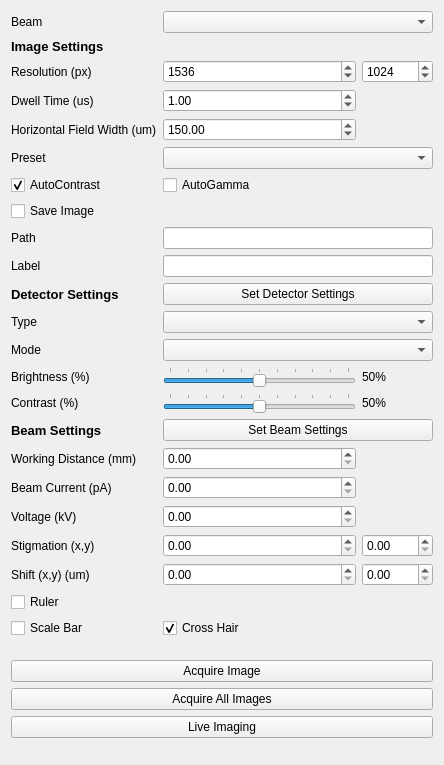
DeMarcoLab/fibsem, file fibsem/ui/qtdesigner_files/ImageSettingsWidget.ui: the form before one commit.
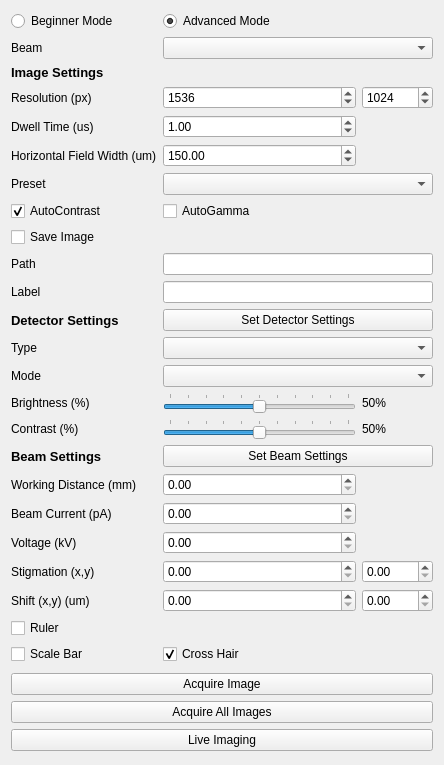
The form after the commit.

Commit message: img widget

```diff
--- a/fibsem/ui/qtdesigner_files/ImageSettingsWidget.ui
+++ b/fibsem/ui/qtdesigner_files/ImageSettingsWidget.ui
@@ -14,288 +14,86 @@
    <string>Form</string>
   </property>
   <layout class="QGridLayout" name="gridLayout">
-   <item row="22" column="2">
-    <widget class="QDoubleSpinBox" name="shift_y">
-     <property name="maximum">
-      <double>1000.000000000000000</double>
-     </property>
-    </widget>
-   </item>
-   <item row="17" column="1" colspan="2">
-    <widget class="QPushButton" name="button_set_beam_settings">
-     <property name="text">
-      <string>Set Beam Settings</string>
-     </property>
-    </widget>
-   </item>
-   <item row="21" column="1">
-    <widget class="QDoubleSpinBox" name="stigmation_x">
-     <property name="maximum">
-      <double>1000.000000000000000</double>
-     </property>
-    </widget>
-   </item>
-   <item row="13" column="0">
-    <widget class="QLabel" name="label_2">
-     <property name="text">
-      <string>Type</string>
-     </property>
-    </widget>
-   </item>
-   <item row="2" column="0">
-    <widget class="QLabel" name="label_title">
-     <property name="font">
-      <font>
-       <pointsize>10</pointsize>
-       <weight>75</weight>
-       <bold>true</bold>
-      </font>
-     </property>
-     <property name="text">
-      <string>Image Settings</string>
-     </property>
-    </widget>
-   </item>
-   <item row="23" column="1" colspan="2">
-    <widget class="QLabel" name="ion_ruler_label">
-     <property name="text">
-      <string/>
-     </property>
-    </widget>
-   </item>
-   <item row="9" column="0">
-    <widget class="QCheckBox" name="checkBox_image_save_image">
-     <property name="text">
-      <string>Save Image</string>
-     </property>
-    </widget>
-   </item>
-   <item row="19" column="1">
-    <widget class="QDoubleSpinBox" name="beam_current">
-     <property name="maximum">
-      <double>1000.000000000000000</double>
-     </property>
-    </widget>
-   </item>
-   <item row="20" column="0">
-    <widget class="QLabel" name="label_10">
-     <property name="text">
-      <string>Voltage (kV)</string>
-     </property>
-    </widget>
-   </item>
-   <item row="18" column="0">
-    <widget class="QLabel" name="label_7">
-     <property name="text">
-      <string>Working Distance (mm)</string>
-     </property>
-    </widget>
-   </item>
-   <item row="12" column="0">
-    <widget class="QLabel" name="label">
-     <property name="font">
-      <font>
-       <pointsize>10</pointsize>
-       <weight>75</weight>
-       <bold>true</bold>
-      </font>
-     </property>
-     <property name="text">
-      <string>Detector Settings</string>
-     </property>
-    </widget>
-   </item>
-   <item row="10" column="0">
-    <widget class="QLabel" name="label_image_save_path">
-     <property name="text">
-      <string>Path</string>
-     </property>
-    </widget>
-   </item>
-   <item row="4" column="1">
-    <widget class="QSpinBox" name="spinBox_resolution_x">
-     <property name="minimum">
-      <number>1</number>
-     </property>
-     <property name="maximum">
-      <number>999999999</number>
-     </property>
-     <property name="value">
-      <number>1536</number>
-     </property>
-    </widget>
-   </item>
-   <item row="16" column="2">
-    <widget class="QLabel" name="detector_contrast_label">
-     <property name="text">
-      <string>50%</string>
-     </property>
-    </widget>
-   </item>
-   <item row="21" column="2">
-    <widget class="QDoubleSpinBox" name="stigmation_y">
-     <property name="maximum">
-      <double>1000.000000000000000</double>
-     </property>
-    </widget>
-   </item>
-   <item row="5" column="1">
-    <widget class="QDoubleSpinBox" name="doubleSpinBox_image_dwell_time">
-     <property name="maximum">
-      <double>10000000000000.000000000000000</double>
-     </property>
-     <property name="singleStep">
-      <double>0.010000000000000</double>
-     </property>
-     <property name="value">
-      <double>1.000000000000000</double>
-     </property>
-    </widget>
-   </item>
-   <item row="15" column="2">
-    <widget class="QLabel" name="detector_brightness_label">
-     <property name="text">
-      <string>50%</string>
-     </property>
-    </widget>
-   </item>
-   <item row="29" column="0" colspan="3">
-    <spacer name="verticalSpacer">
-     <property name="orientation">
-      <enum>Qt::Vertical</enum>
-     </property>
-     <property name="sizeHint" stdset="0">
-      <size>
-       <width>20</width>
-       <height>40</height>
-      </size>
-     </property>
-    </spacer>
-   </item>
-   <item row="12" column="1" colspan="2">
-    <widget class="QPushButton" name="set_detector_button">
-     <property name="text">
-      <string>Set Detector Settings</string>
-     </property>
-    </widget>
-   </item>
-   <item row="10" column="1" colspan="2">
-    <widget class="QLineEdit" name="lineEdit_image_path"/>
-   </item>
-   <item row="17" column="0">
-    <widget class="QLabel" name="label_6">
-     <property name="font">
-      <font>
-       <pointsize>10</pointsize>
-       <weight>75</weight>
-       <bold>true</bold>
-      </font>
-     </property>
-     <property name="text">
-      <string>Beam Settings</string>
-     </property>
-    </widget>
-   </item>
-   <item row="26" column="0" colspan="3">
-    <widget class="QPushButton" name="pushButton_take_image">
-     <property name="text">
-      <string>Acquire Image</string>
-     </property>
-    </widget>
-   </item>
-   <item row="14" column="0">
-    <widget class="QLabel" name="label_3">
-     <property name="text">
-      <string>Mode</string>
-     </property>
-    </widget>
-   </item>
-   <item row="4" column="0">
-    <widget class="QLabel" name="label_image_resolution">
-     <property name="text">
-      <string>Resolution (px)</string>
-     </property>
-    </widget>
-   </item>
-   <item row="22" column="0">
-    <widget class="QLabel" name="label_12">
-     <property name="text">
-      <string>Shift (x,y) (um)</string>
-     </property>
-    </widget>
-   </item>
-   <item row="24" column="0">
-    <widget class="QCheckBox" name="scalebar_checkbox">
-     <property name="text">
-      <string>Scale Bar</string>
-     </property>
-    </widget>
-   </item>
-   <item row="21" column="0">
-    <widget class="QLabel" name="label_11">
-     <property name="text">
-      <string>Stigmation (x,y)</string>
-     </property>
-    </widget>
-   </item>
-   <item row="5" column="0">
-    <widget class="QLabel" name="label_image_dwell_time">
-     <property name="text">
-      <string>Dwell Time (us)</string>
-     </property>
-    </widget>
-   </item>
-   <item row="1" column="0">
-    <widget class="QLabel" name="label_8">
-     <property name="text">
-      <string>Beam</string>
-     </property>
-    </widget>
-   </item>
-   <item row="15" column="0">
+   <item row="16" column="0">
     <widget class="QLabel" name="label_4">
      <property name="text">
       <string>Brightness (%)</string>
      </property>
     </widget>
    </item>
-   <item row="6" column="0">
-    <widget class="QLabel" name="label_image_hfw">
-     <property name="text">
-      <string>Horizontal Field Width (um)</string>
+   <item row="23" column="1">
+    <widget class="QDoubleSpinBox" name="shift_x">
+     <property name="maximum">
+      <double>1000.000000000000000</double>
      </property>
     </widget>
    </item>
-   <item row="25" column="0" colspan="3">
-    <spacer name="verticalSpacer_2">
+   <item row="5" column="1">
+    <widget class="QSpinBox" name="spinBox_resolution_x">
+     <property name="minimum">
+      <number>1</number>
+     </property>
+     <property name="maximum">
+      <number>999999999</number>
+     </property>
+     <property name="value">
+      <number>1536</number>
+     </property>
+    </widget>
+   </item>
+   <item row="17" column="1">
+    <widget class="QSlider" name="detector_contrast_slider">
+     <property name="maximum">
+      <number>100</number>
+     </property>
+     <property name="sliderPosition">
+      <number>50</number>
+     </property>
      <property name="orientation">
-      <enum>Qt::Vertical</enum>
+      <enum>Qt::Horizontal</enum>
      </property>
-     <property name="sizeHint" stdset="0">
-      <size>
-       <width>20</width>
-       <height>40</height>
-      </size>
+     <property name="tickPosition">
+      <enum>QSlider::TicksAbove</enum>
      </property>
-    </spacer>
-   </item>
-   <item row="13" column="1" colspan="2">
-    <widget class="QComboBox" name="detector_type_combobox"/>
+     <property name="tickInterval">
+      <number>10</number>
+     </property>
+    </widget>
    </item>
    <item row="1" column="1" colspan="2">
     <widget class="QComboBox" name="selected_beam"/>
    </item>
-   <item row="8" column="1" colspan="2">
-    <widget class="QCheckBox" name="checkBox_image_use_autogamma">
+   <item row="14" column="0">
+    <widget class="QLabel" name="label_detector_type">
      <property name="text">
-      <string>AutoGamma</string>
+      <string>Type</string>
      </property>
     </widget>
    </item>
-   <item row="14" column="1" colspan="2">
+   <item row="7" column="1">
+    <widget class="QDoubleSpinBox" name="doubleSpinBox_image_hfw">
+     <property name="maximum">
+      <double>100000000.000000000000000</double>
+     </property>
+     <property name="singleStep">
+      <double>0.100000000000000</double>
+     </property>
+     <property name="value">
+      <double>150.000000000000000</double>
+     </property>
+    </widget>
+   </item>
+   <item row="0" column="0">
+    <widget class="QRadioButton" name="radioButton_beginner_mode">
+     <property name="text">
+      <string>Beginner Mode</string>
+     </property>
+    </widget>
+   </item>
+   <item row="15" column="1" colspan="2">
     <widget class="QComboBox" name="detector_mode_combobox"/>
    </item>
-   <item row="4" column="2">
+   <item row="5" column="2">
     <widget class="QSpinBox" name="spinBox_resolution_y">
      <property name="minimum">
       <number>1</number>
@@ -308,14 +106,30 @@
      </property>
     </widget>
    </item>
-   <item row="7" column="0">
-    <widget class="QLabel" name="label_presets">
+   <item row="30" column="0" colspan="3">
+    <spacer name="verticalSpacer">
+     <property name="orientation">
+      <enum>Qt::Vertical</enum>
+     </property>
+     <property name="sizeHint" stdset="0">
+      <size>
+       <width>20</width>
+       <height>40</height>
+      </size>
+     </property>
+    </spacer>
+   </item>
+   <item row="25" column="1">
+    <widget class="QCheckBox" name="crosshair_checkbox">
      <property name="text">
-      <string>Preset</string>
+      <string>Cross Hair</string>
+     </property>
+     <property name="checked">
+      <bool>true</bool>
      </property>
     </widget>
    </item>
-   <item row="15" column="1">
+   <item row="16" column="1">
     <widget class="QSlider" name="detector_brightness_slider">
      <property name="maximum">
       <number>100</number>
@@ -337,124 +151,327 @@
      </property>
     </widget>
    </item>
-   <item row="6" column="1">
-    <widget class="QDoubleSpinBox" name="doubleSpinBox_image_hfw">
-     <property name="maximum">
-      <double>100000000.000000000000000</double>
-     </property>
-     <property name="singleStep">
-      <double>0.100000000000000</double>
-     </property>
-     <property name="value">
-      <double>150.000000000000000</double>
-     </property>
-    </widget>
-   </item>
-   <item row="22" column="1">
-    <widget class="QDoubleSpinBox" name="shift_x">
-     <property name="maximum">
-      <double>1000.000000000000000</double>
-     </property>
-    </widget>
-   </item>
-   <item row="16" column="1">
-    <widget class="QSlider" name="detector_contrast_slider">
-     <property name="maximum">
-      <number>100</number>
-     </property>
-     <property name="sliderPosition">
-      <number>50</number>
-     </property>
+   <item row="26" column="0" colspan="3">
+    <spacer name="verticalSpacer_2">
      <property name="orientation">
-      <enum>Qt::Horizontal</enum>
+      <enum>Qt::Vertical</enum>
      </property>
-     <property name="tickPosition">
-      <enum>QSlider::TicksAbove</enum>
+     <property name="sizeHint" stdset="0">
+      <size>
+       <width>20</width>
+       <height>40</height>
+      </size>
      </property>
-     <property name="tickInterval">
-      <number>10</number>
-     </property>
-    </widget>
+    </spacer>
    </item>
-   <item row="27" column="0" colspan="3">
-    <widget class="QPushButton" name="pushButton_take_all_images">
-     <property name="text">
-      <string>Acquire All Images</string>
-     </property>
-    </widget>
-   </item>
-   <item row="8" column="0">
-    <widget class="QCheckBox" name="checkBox_image_use_autocontrast">
-     <property name="text">
-      <string>AutoContrast</string>
-     </property>
-     <property name="checked">
-      <bool>true</bool>
-     </property>
-    </widget>
-   </item>
-   <item row="7" column="1" colspan="2">
-    <widget class="QComboBox" name="comboBox_presets"/>
-   </item>
-   <item row="16" column="0">
+   <item row="17" column="0">
     <widget class="QLabel" name="label_5">
      <property name="text">
       <string>Contrast (%)</string>
      </property>
     </widget>
    </item>
-   <item row="19" column="0">
+   <item row="20" column="0">
     <widget class="QLabel" name="label_9">
      <property name="text">
       <string>Beam Current (pA)</string>
      </property>
     </widget>
    </item>
+   <item row="22" column="0">
+    <widget class="QLabel" name="label_stigmation">
+     <property name="text">
+      <string>Stigmation (x,y)</string>
+     </property>
+    </widget>
+   </item>
+   <item row="17" column="2">
+    <widget class="QLabel" name="detector_contrast_label">
+     <property name="text">
+      <string>50%</string>
+     </property>
+    </widget>
+   </item>
    <item row="11" column="0">
+    <widget class="QLabel" name="label_image_save_path">
+     <property name="text">
+      <string>Path</string>
+     </property>
+    </widget>
+   </item>
+   <item row="18" column="1" colspan="2">
+    <widget class="QPushButton" name="button_set_beam_settings">
+     <property name="text">
+      <string>Set Beam Settings</string>
+     </property>
+    </widget>
+   </item>
+   <item row="9" column="0">
+    <widget class="QCheckBox" name="checkBox_image_use_autocontrast">
+     <property name="text">
+      <string>AutoContrast</string>
+     </property>
+     <property name="checked">
+      <bool>true</bool>
+     </property>
+    </widget>
+   </item>
+   <item row="23" column="0">
+    <widget class="QLabel" name="label_shift">
+     <property name="text">
+      <string>Shift (x,y) (um)</string>
+     </property>
+    </widget>
+   </item>
+   <item row="12" column="0">
     <widget class="QLabel" name="label_image_label">
      <property name="text">
       <string>Label</string>
      </property>
     </widget>
    </item>
-   <item row="23" column="0">
-    <widget class="QCheckBox" name="ion_ruler_checkBox">
+   <item row="16" column="2">
+    <widget class="QLabel" name="detector_brightness_label">
      <property name="text">
-      <string>Ruler </string>
+      <string>50%</string>
      </property>
     </widget>
    </item>
-   <item row="20" column="1">
+   <item row="5" column="0">
+    <widget class="QLabel" name="label_image_resolution">
+     <property name="text">
+      <string>Resolution (px)</string>
+     </property>
+    </widget>
+   </item>
+   <item row="21" column="1">
     <widget class="QDoubleSpinBox" name="beam_voltage">
      <property name="maximum">
       <double>100000.000000000000000</double>
      </property>
     </widget>
    </item>
-   <item row="24" column="1">
-    <widget class="QCheckBox" name="crosshair_checkbox">
-     <property name="text">
-      <string>Cross Hair</string>
-     </property>
-     <property name="checked">
-      <bool>true</bool>
-     </property>
-    </widget>
-   </item>
-   <item row="18" column="1">
+   <item row="19" column="1">
     <widget class="QDoubleSpinBox" name="working_distance">
      <property name="maximum">
       <double>1000.000000000000000</double>
      </property>
     </widget>
    </item>
+   <item row="18" column="0">
+    <widget class="QLabel" name="label_6">
+     <property name="font">
+      <font>
+       <pointsize>10</pointsize>
+       <weight>75</weight>
+       <bold>true</bold>
+      </font>
+     </property>
+     <property name="text">
+      <string>Beam Settings</string>
+     </property>
+    </widget>
+   </item>
+   <item row="8" column="0">
+    <widget class="QLabel" name="label_presets">
+     <property name="text">
+      <string>Preset</string>
+     </property>
+    </widget>
+   </item>
+   <item row="9" column="1" colspan="2">
+    <widget class="QCheckBox" name="checkBox_image_use_autogamma">
+     <property name="text">
+      <string>AutoGamma</string>
+     </property>
+    </widget>
+   </item>
+   <item row="1" column="0">
+    <widget class="QLabel" name="label_8">
+     <property name="text">
+      <string>Beam</string>
+     </property>
+    </widget>
+   </item>
+   <item row="10" column="0">
+    <widget class="QCheckBox" name="checkBox_image_save_image">
+     <property name="text">
+      <string>Save Image</string>
+     </property>
+    </widget>
+   </item>
+   <item row="29" column="0" colspan="3">
+    <widget class="QPushButton" name="pushButton_live_imaging">
+     <property name="text">
+      <string>Live Imaging</string>
+     </property>
+    </widget>
+   </item>
+   <item row="22" column="1">
+    <widget class="QDoubleSpinBox" name="stigmation_x">
+     <property name="maximum">
+      <double>1000.000000000000000</double>
+     </property>
+    </widget>
+   </item>
+   <item row="20" column="1">
+    <widget class="QDoubleSpinBox" name="beam_current">
+     <property name="maximum">
+      <double>1000.000000000000000</double>
+     </property>
+    </widget>
+   </item>
+   <item row="6" column="1">
+    <widget class="QDoubleSpinBox" name="doubleSpinBox_image_dwell_time">
+     <property name="maximum">
+      <double>10000000000000.000000000000000</double>
+     </property>
+     <property name="singleStep">
+      <double>0.010000000000000</double>
+     </property>
+     <property name="value">
+      <double>1.000000000000000</double>
+     </property>
+    </widget>
+   </item>
+   <item row="22" column="2">
+    <widget class="QDoubleSpinBox" name="stigmation_y">
+     <property name="maximum">
+      <double>1000.000000000000000</double>
+     </property>
+    </widget>
+   </item>
+   <item row="21" column="0">
+    <widget class="QLabel" name="label_beam_voltage">
+     <property name="text">
+      <string>Voltage (kV)</string>
+     </property>
+    </widget>
+   </item>
+   <item row="14" column="1" colspan="2">
+    <widget class="QComboBox" name="detector_type_combobox"/>
+   </item>
    <item row="11" column="1" colspan="2">
+    <widget class="QLineEdit" name="lineEdit_image_path"/>
+   </item>
+   <item row="13" column="1" colspan="2">
+    <widget class="QPushButton" name="set_detector_button">
+     <property name="text">
+      <string>Set Detector Settings</string>
+     </property>
+    </widget>
+   </item>
+   <item row="24" column="1" colspan="2">
+    <widget class="QLabel" name="ion_ruler_label">
+     <property name="text">
+      <string/>
+     </property>
+    </widget>
+   </item>
+   <item row="24" column="0">
+    <widget class="QCheckBox" name="ion_ruler_checkBox">
+     <property name="text">
+      <string>Ruler </string>
+     </property>
+    </widget>
+   </item>
+   <item row="12" column="1" colspan="2">
     <widget class="QLineEdit" name="lineEdit_image_label"/>
    </item>
+   <item row="7" column="0">
+    <widget class="QLabel" name="label_image_hfw">
+     <property name="text">
+      <string>Horizontal Field Width (um)</string>
+     </property>
+    </widget>
+   </item>
+   <item row="19" column="0">
+    <widget class="QLabel" name="label_7">
+     <property name="text">
+      <string>Working Distance (mm)</string>
+     </property>
+    </widget>
+   </item>
+   <item row="8" column="1" colspan="2">
+    <widget class="QComboBox" name="comboBox_presets"/>
+   </item>
+   <item row="6" column="0">
+    <widget class="QLabel" name="label_image_dwell_time">
+     <property name="text">
+      <string>Dwell Time (us)</string>
+     </property>
+    </widget>
+   </item>
+   <item row="23" column="2">
+    <widget class="QDoubleSpinBox" name="shift_y">
+     <property name="maximum">
+      <double>1000.000000000000000</double>
+     </property>
+    </widget>
+   </item>
+   <item row="27" column="0" colspan="3">
+    <widget class="QPushButton" name="pushButton_take_image">
+     <property name="text">
+      <string>Acquire Image</string>
+     </property>
+    </widget>
+   </item>
+   <item row="3" column="0">
+    <widget class="QLabel" name="label_title">
+     <property name="font">
+      <font>
+       <pointsize>10</pointsize>
+       <weight>75</weight>
+       <bold>true</bold>
+      </font>
+     </property>
+     <property name="text">
+      <string>Image Settings</string>
+     </property>
+    </widget>
+   </item>
+   <item row="25" column="0">
+    <widget class="QCheckBox" name="scalebar_checkbox">
+     <property name="text">
+      <string>Scale Bar</string>
+     </property>
+    </widget>
+   </item>
    <item row="28" column="0" colspan="3">
-    <widget class="QPushButton" name="pushButton_live_imaging">
+    <widget class="QPushButton" name="pushButton_take_all_images">
      <property name="text">
-      <string>Live Imaging</string>
+      <string>Acquire All Images</string>
+     </property>
+    </widget>
+   </item>
+   <item row="13" column="0">
+    <widget class="QLabel" name="label">
+     <property name="font">
+      <font>
+       <pointsize>10</pointsize>
+       <weight>75</weight>
+       <bold>true</bold>
+      </font>
+     </property>
+     <property name="text">
+      <string>Detector Settings</string>
+     </property>
+    </widget>
+   </item>
+   <item row="15" column="0">
+    <widget class="QLabel" name="label_detector_mode">
+     <property name="text">
+      <string>Mode</string>
+     </property>
+    </widget>
+   </item>
+   <item row="0" column="1">
+    <widget class="QRadioButton" name="radioButton_2">
+     <property name="text">
+      <string>Advanced Mode</string>
+     </property>
+     <property name="checked">
+      <bool>true</bool>
      </property>
     </widget>
    </item>
```
The commit also changes 2 other files.
